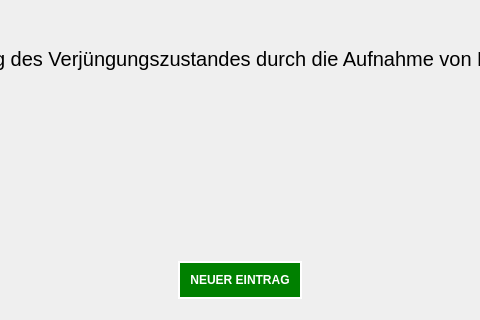
Before: the Qt Designer form lfb_regeneration_wildlife_impact/gui/home.ui in b-lack/qgis-fim-plugin, drawn with Qt 5; both pictures show x 168 to 648 and y 202 to 522 of the 815 by 522 pixel window.
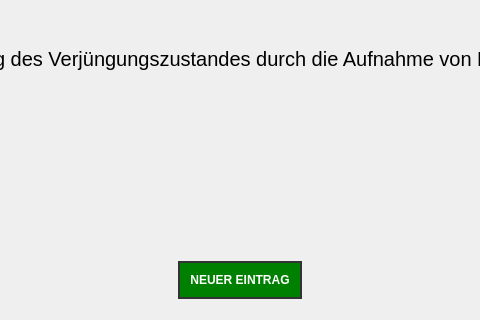
After: the same form once the commit is applied.

What changed in the file:
```diff
--- a/lfb_regeneration_wildlife_impact/gui/home.ui
+++ b/lfb_regeneration_wildlife_impact/gui/home.ui
@@ -115,7 +115,7 @@
 }
 QPushButton:enabled{
 	border-radius: 20px;
-	border: 2px solid #fff;
+	border: 2px solid #333;
 	background-color: green;
 	color: #fff;
 }</string>
```
